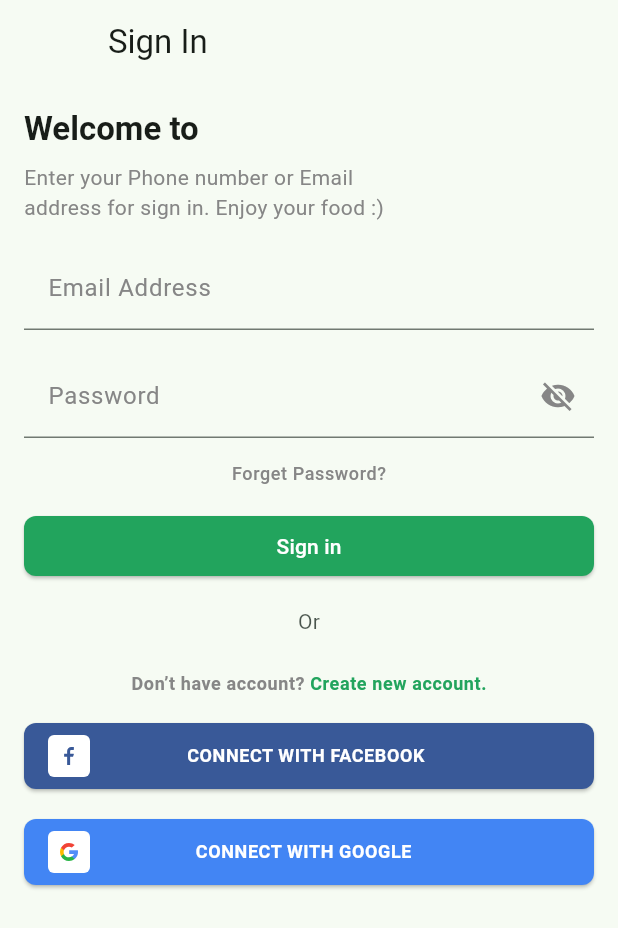
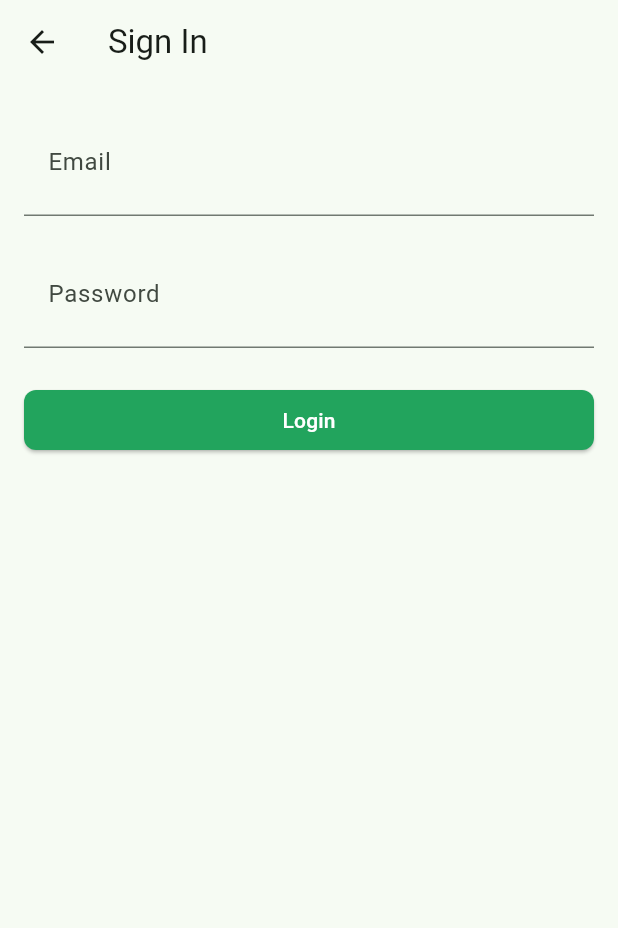
Before and after one commit to jahidislam1204/Devops-flutter-food_heaven-project, a Flutter app: the SignInScreen screen opened directly, on a phone screen of 412 x 824 dp. Shown: the top 928 px of the screen. Run offline on Flutter 3.47's test engine with Material 3 defaults, Android fonts, the phone set to English and light mode, and no system bars; our stand-ins replace flutter_svg, form_field_validator.

Commit message:
Update sign_in_screen.dart

```diff
--- a/lib/screens/auth/sign_in_screen.dart
+++ b/lib/screens/auth/sign_in_screen.dart
@@ -1,90 +1,90 @@
-import 'package:flutter/gestures.dart';
+import 'dart:convert';
 import 'package:flutter/material.dart';
-import 'package:flutter_svg/flutter_svg.dart';
+import 'package:http/http.dart' as http;
+import '../../constants.dart';
 
-import '../../components/buttons/socal_button.dart';
-import '../../components/welcome_text.dart';
-import '../../constants.dart';
-import 'sign_up_screen.dart';
-import 'components/sign_in_form.dart';
+class SignInScreen extends StatefulWidget {
+  const SignInScreen({super.key});
 
-class SignInScreen extends StatelessWidget {
-  const SignInScreen({super.key});
+  @override
+  State<SignInScreen> createState() => _SignInScreenState();
+}
+
+class _SignInScreenState extends State<SignInScreen> {
+  final _formKey = GlobalKey<FormState>();
+  final TextEditingController emailController = TextEditingController();
+  final TextEditingController passwordController = TextEditingController();
+  bool _isLoading = false;
+
+  Future<void> _loginUser() async {
+    setState(() {
+      _isLoading = true;
+    });
+
+    final url = Uri.parse('http://<your-ec2-ip>:5000/api/login'); // Replace with your real backend IP/domain
+    final response = await http.post(
+      url,
+      headers: {"Content-Type": "application/json"},
+      body: jsonEncode({
+        "email": emailController.text.trim(),
+        "password": passwordController.text.trim(),
+      }),
+    );
+
+    setState(() {
+      _isLoading = false;
+    });
+
+    if (response.statusCode == 200) {
+      // Login successful
+      ScaffoldMessenger.of(context).showSnackBar(
+        const SnackBar(content: Text("Login successful")),
+      );
+      // Navigate or store token as needed
+    } else {
+      // Failed login
+      ScaffoldMessenger.of(context).showSnackBar(
+        SnackBar(content: Text("Login failed: ${response.body}")),
+      );
+    }
+  }
 
   @override
   Widget build(BuildContext context) {
     return Scaffold(
-      appBar: AppBar(
-        leading: const SizedBox(),
-        title: const Text("Sign In"),
-      ),
-      body: SingleChildScrollView(
-        child: Padding(
-          padding: const EdgeInsets.symmetric(horizontal: defaultPadding),
+      appBar: AppBar(title: const Text("Sign In")),
+      body: Padding(
+        padding: const EdgeInsets.all(defaultPadding),
+        child: Form(
+          key: _formKey,
           child: Column(
-            crossAxisAlignment: CrossAxisAlignment.start,
             children: [
-              const WelcomeText(
-                title: "Welcome to",
-                text:
-                    "Enter your Phone number or Email \naddress for sign in. Enjoy your food :)",
+              TextFormField(
+                controller: emailController,
+                keyboardType: TextInputType.emailAddress,
+                decoration: const InputDecoration(labelText: 'Email'),
+                validator: (value) =>
+                    value!.isEmpty ? 'Enter your email' : null,
               ),
-              const SignInForm(),
-              const SizedBox(height: defaultPadding),
-              kOrText,
-              const SizedBox(height: defaultPadding * 1.5),
-
-              Center(
-                child: Text.rich(
-                  TextSpan(
-                    style: Theme.of(context)
-                        .textTheme
-                        .bodySmall!
-                        .copyWith(fontWeight: FontWeight.w600),
-                    text: "Don’t have account? ",
-                    children: <TextSpan>[
-                      TextSpan(
-                        text: "Create new account.",
-                        style: const TextStyle(color: primaryColor),
-                        recognizer: TapGestureRecognizer()
-                          ..onTap = () => Navigator.push(
-                                context,
-                                MaterialPageRoute(
-                                  builder: (context) => const SignUpScreen(),
-                                ),
-                              ),
-                      )
-                    ],
-                  ),
-                ),
+              const SizedBox(height: 16),
+              TextFormField(
+                controller: passwordController,
+                obscureText: true,
+                decoration: const InputDecoration(labelText: 'Password'),
+                validator: (value) =>
+                    value!.isEmpty ? 'Enter your password' : null,
               ),
-              const SizedBox(height: defaultPadding),
-
-              // Facebook
-              SocalButton(
-                press: () {},
-                text: "Connect with Facebook",
-                color: const Color(0xFF395998),
-                icon: SvgPicture.asset(
-                  'assets/icons/facebook.svg',
-                  colorFilter: const ColorFilter.mode(
-                    Color(0xFF395998),
-                    BlendMode.srcIn,
-                  ),
-                ),
-              ),
-              const SizedBox(height: defaultPadding),
-
-              // Google
-              SocalButton(
-                press: () {},
-                text: "Connect with Google",
-                color: const Color(0xFF4285F4),
-                icon: SvgPicture.asset(
-                  'assets/icons/google.svg',
-                ),
-              ),
-              const SizedBox(height: defaultPadding),
+              const SizedBox(height: 24),
+              _isLoading
+                  ? const CircularProgressIndicator()
+                  : ElevatedButton(
+                      onPressed: () {
+                        if (_formKey.currentState!.validate()) {
+                          _loginUser();
+                        }
+                      },
+                      child: const Text("Login"),
+                    ),
             ],
           ),
         ),
```
